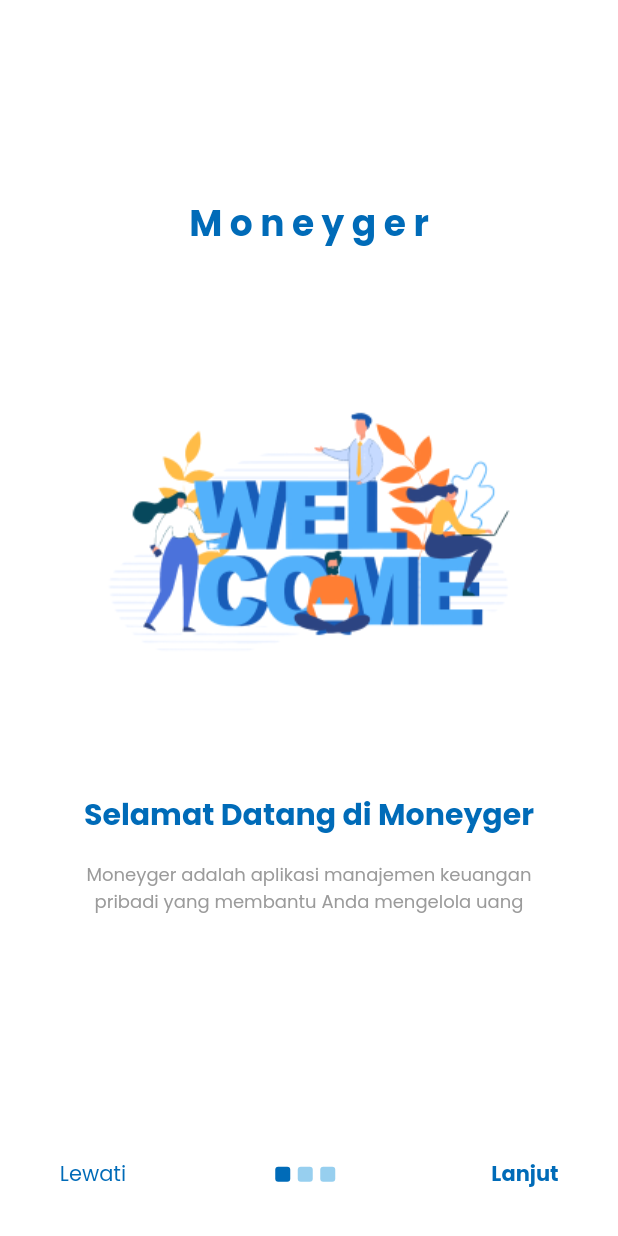
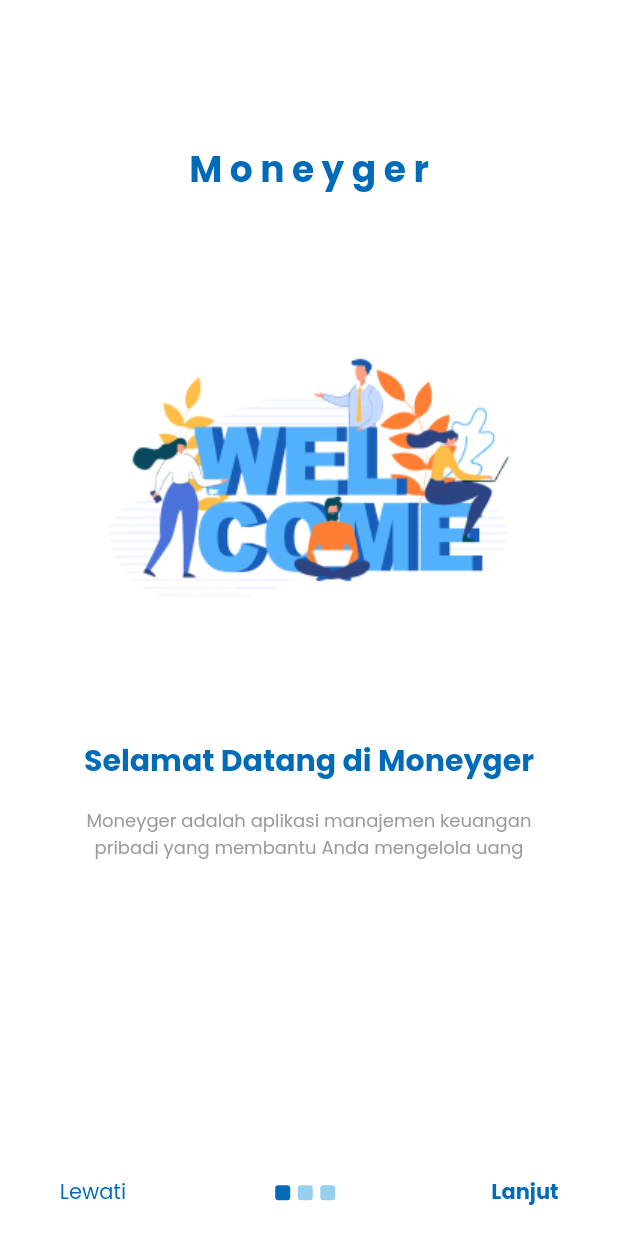
Before and after one commit to hib4/moneyger, a Flutter app: the screen it shows after launch, on a phone screen of 412 x 824 dp. Run offline on Flutter 3.47's test engine with Material 2 defaults, Android fonts, the phone set to English and light mode, and no system bars; our stand-ins replace flutter_svg, google_fonts.

Commit message:
fix : [HR] On-Boarding overflow

```diff
--- a/lib/ui/on_boarding/on_boarding.dart
+++ b/lib/ui/on_boarding/on_boarding.dart
@@ -90,6 +90,11 @@ class _OnBoardingScreenState extends State<OnBoardingScreen> {
                             fontWeight: FontWeight.w400,
                           ),
                         ),
+                        Container(
+                          height: 72,
+                          decoration:
+                              const BoxDecoration(color: Colors.transparent),
+                        )
                       ],
                     ),
                   );
@@ -97,7 +102,7 @@ class _OnBoardingScreenState extends State<OnBoardingScreen> {
               ),
             ),
             SizedBox(
-              height: (height * 0.1) - MediaQuery.of(context).padding.top,
+              height: (height * 0.13) - MediaQuery.of(context).padding.top,
               child: Column(
                 mainAxisAlignment: MainAxisAlignment.center,
                 children: [
```
Also changed, not shown: pubspec.lock.
